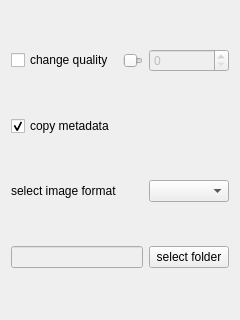
Qt form plugins/savefile/widget.ui (FalseCAM/reihenaufnahme) before a commit.
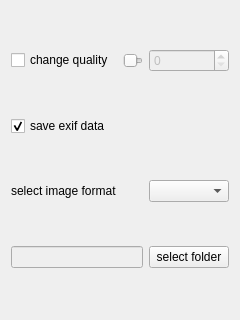
The same form after that commit.

The edit to the form file:
```diff
--- a/plugins/savefile/widget.ui
+++ b/plugins/savefile/widget.ui
@@ -57,7 +57,7 @@
       <bool>true</bool>
      </property>
      <property name="text">
-      <string>copy metadata</string>
+      <string>save exif data</string>
      </property>
      <property name="checked">
       <bool>true</bool>
```
Left out of the diff: 3 changed lines with no effect on the pictures.
